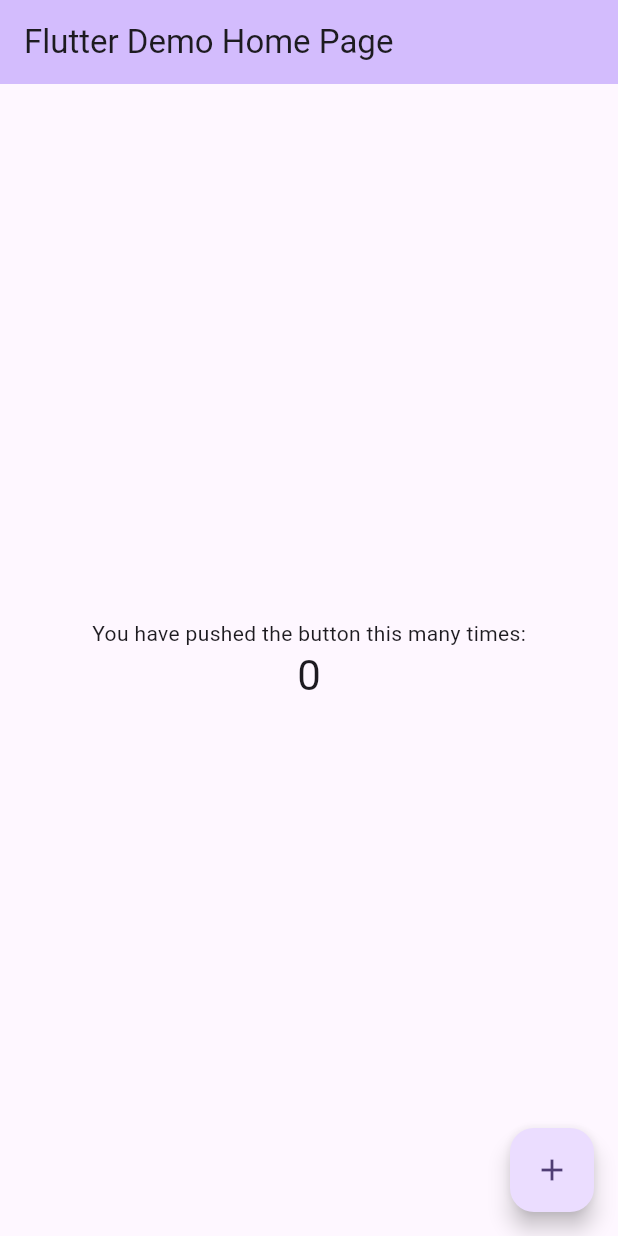
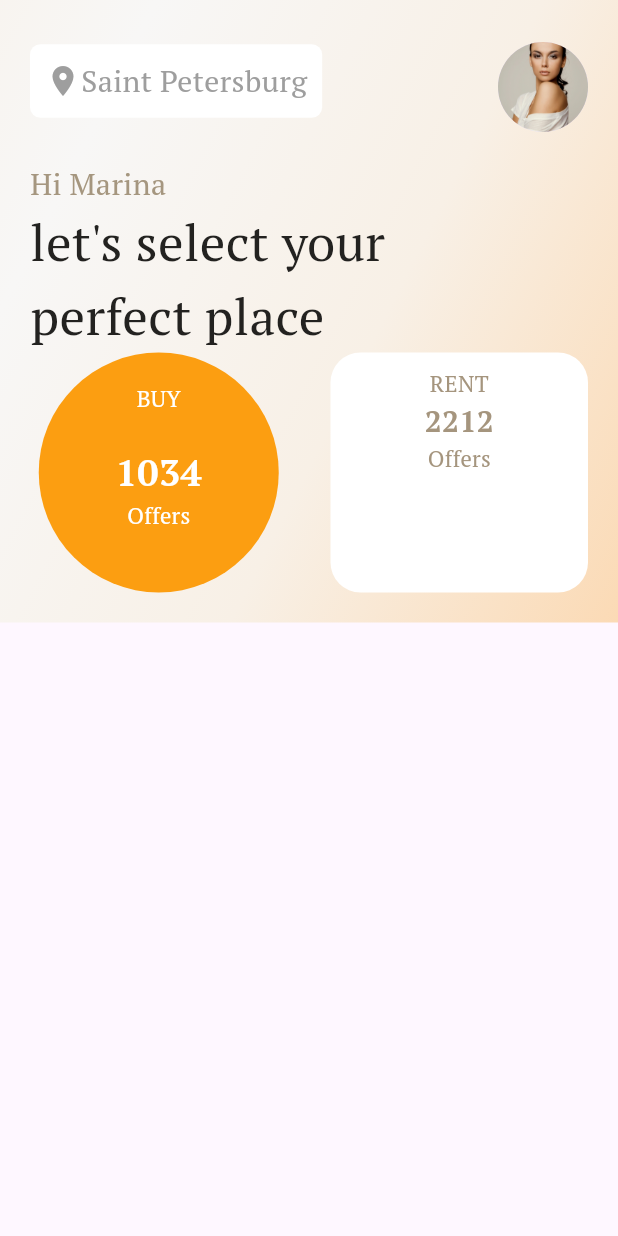
Before and after one commit to Davidtariq96/task, a Flutter app: the screen it shows after launch, on a phone screen of 412 x 824 dp. Run offline on Flutter 3.47's test engine with Material 3 defaults, Android fonts, the phone set to English and light mode, and no system bars; our stand-ins replace google_fonts.

Commit message:
implemented the dashboard component

```diff
--- a/lib/main.dart
+++ b/lib/main.dart
@@ -1,4 +1,5 @@
 import 'package:flutter/material.dart';
+import 'package:moniepoint/screens/dashboard.dart';
 
 void main() {
   runApp(const MyApp());
@@ -11,115 +12,30 @@ class MyApp extends StatelessWidget {
   @override
   Widget build(BuildContext context) {
     return MaterialApp(
-      title: 'Flutter Demo',
+      debugShowCheckedModeBanner: false,
       theme: ThemeData(
-        // This is the theme of your application.
-        //
-        // TRY THIS: Try running your application with "flutter run". You'll see
-        // the application has a purple toolbar. Then, without quitting the app,
-        // try changing the seedColor in the colorScheme below to Colors.green
-        // and then invoke "hot reload" (save your changes or press the "hot
-        // reload" button in a Flutter-supported IDE, or press "r" if you used
-        // the command line to start the app).
-        //
-        // Notice that the counter didn't reset back to zero; the application
-        // state is not lost during the reload. To reset the state, use hot
-        // restart instead.
-        //
-        // This works for code too, not just values: Most code changes can be
-        // tested with just a hot reload.
         colorScheme: ColorScheme.fromSeed(seedColor: Colors.deepPurple),
         useMaterial3: true,
       ),
-      home: const MyHomePage(title: 'Flutter Demo Home Page'),
+      home: const MyHomePage(),
     );
   }
 }
 
 class MyHomePage extends StatefulWidget {
-  const MyHomePage({super.key, required this.title});
-
-  // This widget is the home page of your application. It is stateful, meaning
-  // that it has a State object (defined below) that contains fields that affect
-  // how it looks.
-
-  // This class is the configuration for the state. It holds the values (in this
-  // case the title) provided by the parent (in this case the App widget) and
-  // used by the build method of the State. Fields in a Widget subclass are
-  // always marked "final".
-
-  final String title;
+  const MyHomePage({super.key,});
 
   @override
   State<MyHomePage> createState() => _MyHomePageState();
 }
 
 class _MyHomePageState extends State<MyHomePage> {
-  int _counter = 0;
-
-  void _incrementCounter() {
-    setState(() {
-      // This call to setState tells the Flutter framework that something has
-      // changed in this State, which causes it to rerun the build method below
-      // so that the display can reflect the updated values. If we changed
-      // _counter without calling setState(), then the build method would not be
-      // called again, and so nothing would appear to happen.
-      _counter++;
-    });
-  }
 
   @override
   Widget build(BuildContext context) {
-    // This method is rerun every time setState is called, for instance as done
-    // by the _incrementCounter method above.
-    //
-    // The Flutter framework has been optimized to make rerunning build methods
-    // fast, so that you can just rebuild anything that needs updating rather
-    // than having to individually change instances of widgets.
-    return Scaffold(
-      appBar: AppBar(
-        // TRY THIS: Try changing the color here to a specific color (to
-        // Colors.amber, perhaps?) and trigger a hot reload to see the AppBar
-        // change color while the other colors stay the same.
-        backgroundColor: Theme.of(context).colorScheme.inversePrimary,
-        // Here we take the value from the MyHomePage object that was created by
-        // the App.build method, and use it to set our appbar title.
-        title: Text(widget.title),
-      ),
-      body: Center(
-        // Center is a layout widget. It takes a single child and positions it
-        // in the middle of the parent.
-        child: Column(
-          // Column is also a layout widget. It takes a list of children and
-          // arranges them vertically. By default, it sizes itself to fit its
-          // children horizontally, and tries to be as tall as its parent.
-          //
-          // Column has various properties to control how it sizes itself and
-          // how it positions its children. Here we use mainAxisAlignment to
-          // center the children vertically; the main axis here is the vertical
-          // axis because Columns are vertical (the cross axis would be
-          // horizontal).
-          //
-          // TRY THIS: Invoke "debug painting" (choose the "Toggle Debug Paint"
-          // action in the IDE, or press "p" in the console), to see the
-          // wireframe for each widget.
-          mainAxisAlignment: MainAxisAlignment.center,
-          children: <Widget>[
-            const Text(
-              'You have pushed the button this many times:',
-            ),
-            Text(
-              '$_counter',
-              style: Theme.of(context).textTheme.headlineMedium,
-            ),
-          ],
-        ),
-      ),
-      floatingActionButton: FloatingActionButton(
-        onPressed: _incrementCounter,
-        tooltip: 'Increment',
-        child: const Icon(Icons.add),
-      ), // This trailing comma makes auto-formatting nicer for build methods.
+
+    return const Scaffold(
+      body: Dashboard(), // This trailing comma makes auto-formatting nicer for build methods.
     );
   }
 }
--- /dev/null
+++ b/lib/screens/dashboard.dart
@@ -0,0 +1,125 @@
+import 'package:flutter/material.dart';
+import 'package:google_fonts/google_fonts.dart';
+
+class Dashboard extends StatefulWidget {
+  const Dashboard({Key? key}) : super(key: key);
+
+  @override
+  State<Dashboard> createState() => _DashboardState();
+}
+final style =  GoogleFonts.ptSerif();
+
+class _DashboardState extends State<Dashboard> {
+  @override
+  Widget build(BuildContext context) {
+    return  Scaffold(
+      body: SafeArea(
+        child: SingleChildScrollView(
+          child: Container(
+            decoration: const BoxDecoration(
+                gradient: LinearGradient(
+                  begin: Alignment.centerLeft,
+                  end: Alignment.bottomRight,
+                  tileMode: TileMode.mirror,
+                  colors: [Color(0xFFF8F7F6), // Top color (lighter shade of orange)
+                    Color(0xFFF8F0E6),Color(0xFFFBDAB5), ],
+                )
+            ),
+            child: Padding(
+              padding: const EdgeInsets.symmetric(vertical: 20,horizontal: 20),
+              child: Column(
+                crossAxisAlignment: CrossAxisAlignment.start,
+                children: [
+                  Row(
+                    mainAxisAlignment: MainAxisAlignment.spaceBetween,
+                    children: [
+                      Container(
+                        padding: const EdgeInsets.symmetric(vertical: 10,horizontal: 10),
+                        decoration: BoxDecoration(
+                          borderRadius: BorderRadius.circular(7),
+                          color: Colors.white
+                        ),
+                        child: Row(
+                          children: [
+                            Icon(Icons.location_on,color: Colors.grey.shade500,),
+                            Text("Saint Petersburg",style: GoogleFonts.ptSerif(
+                              color: Colors.grey,
+                              fontSize: 20,
+                              fontWeight: FontWeight.w400
+                            ),)
+                          ],
+                        ),
+                      ),
+                      Container(
+                        margin: const EdgeInsets.only(top: 8),
+                        child: const CircleAvatar(
+                          radius: 30,
+                          backgroundImage: AssetImage("assets/profile.jpg"),
+                        ),
+                      ),
+                    ],
+                  ),
+                  const SizedBox(height: 20,),
+                  Text("Hi Marina",style: style.copyWith(fontSize: 20,color: const Color(0XFFA5967F)),),
+                  Text(
+                    "let's select your \nperfect place",
+                    style: style.copyWith(
+                        fontSize: 34, color: const Color(0XFF232220),fontWeight: FontWeight.w500),
+                  ),
+                  Row(
+                    mainAxisAlignment: MainAxisAlignment.spaceBetween,
+                    children: [
+                      Container(
+                        width: MediaQuery.of(context).size.width /2.4,
+                        height: 160,
+                        padding: const EdgeInsets.symmetric(horizontal: 50,vertical: 20),
+                        decoration: const BoxDecoration(
+                         shape: BoxShape.circle,
+                          color: Color(0XFFFC9E11)
+                        ),
+                        child: Column(
+                          mainAxisAlignment: MainAxisAlignment.spaceBetween,
+                          children: [
+                            Text("BUY",style: style.copyWith(fontSize: 15,color: Colors.white),),
+                            Column(
+                              children: [
+                                Text("1034",style: style.copyWith(fontSize: 25,fontWeight: FontWeight.bold,color: Colors.white),),
+                                Text("Offers",style: style.copyWith(fontSize: 15,color: Colors.white),)
+                              ],
+                            ),
+                            const SizedBox()
+                          ],
+                        ),
+                      ),
+                      Container(
+                        width: MediaQuery.of(context).size.width /2.4,
+                        height: 160,
+                        padding: const EdgeInsets.symmetric(horizontal: 20,vertical: 10),
+                        decoration: BoxDecoration(
+                            borderRadius: BorderRadius.circular(20),
+                            color: Colors.white
+                        ),
+                        child: Column(
+                          children: [
+                            Text("RENT",style: style.copyWith(fontSize: 15,color: const Color(0XFFA5957E)),),
+                            Column(
+                              children: [
+                                Text("2212",style: style.copyWith(fontSize: 20,fontWeight: FontWeight.bold,color: const Color(0XFFA5957E)),),
+                                Text("Offers",style: style.copyWith(fontSize: 15,color:const Color(0XFFA5957E)),)
+                              ],
+                            ),
+                           const SizedBox(),
+                          ],
+                        ),
+                      )
+                    ],
+                  )
+                ],
+              ),
+            ),
+          ),
+        ),
+      ),
+    );
+  }
+}
```
Also changed, not shown: pubspec.yaml (+4 -3 lines), assets/avater.png (added), assets/profile.jpg (added), pubspec.lock, 3 other files.
